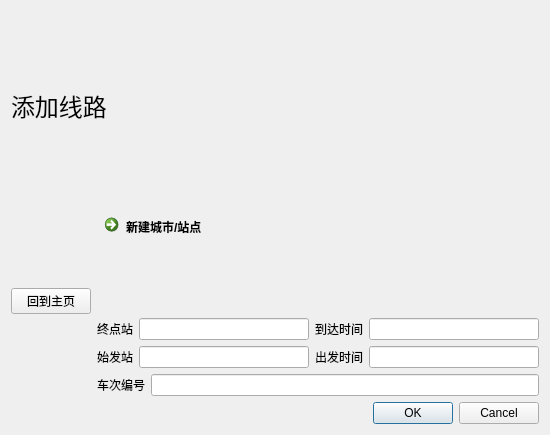
This is UI/adminadd.ui in Nisiyama-Suzune/train-ticket-system as Qt 5 draws it before an edit. The edited form follows.
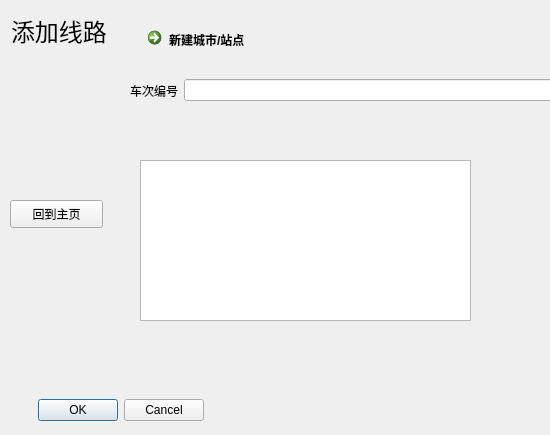
This is the edited form.

Diff of the .ui file:
```diff
--- a/UI/adminadd.ui
+++ b/UI/adminadd.ui
@@ -13,9 +13,15 @@
   <property name="windowTitle">
    <string>Dialog</string>
   </property>
-  <layout class="QVBoxLayout" name="verticalLayout_2">
-   <item>
     <widget class="QLabel" name="label_2">
+   <property name="geometry">
+    <rect>
+     <x>11</x>
+     <y>11</y>
+     <width>120</width>
+     <height>39</height>
+    </rect>
+   </property>
      <property name="font">
       <font>
        <family>微软雅黑 Light</family>
@@ -26,74 +32,44 @@
       <string>添加线路</string>
      </property>
     </widget>
-   </item>
-   <item>
-    <layout class="QHBoxLayout" name="horizontalLayout_4">
-     <item>
-      <widget class="QPushButton" name="pushButton">
-       <property name="text">
-        <string>回到主页</string>
-       </property>
-      </widget>
-     </item>
-     <item>
-      <layout class="QVBoxLayout" name="verticalLayout">
-       <item>
+  <widget class="QDialogButtonBox" name="buttonBox">
+   <property name="geometry">
+    <rect>
+     <x>11</x>
+     <y>396</y>
+     <width>193</width>
+     <height>28</height>
+    </rect>
+   </property>
+   <property name="orientation">
+    <enum>Qt::Horizontal</enum>
+   </property>
+   <property name="standardButtons">
+    <set>QDialogButtonBox::Cancel|QDialogButtonBox::Ok</set>
+   </property>
+  </widget>
         <widget class="QCommandLinkButton" name="commandLinkButton">
+   <property name="geometry">
+    <rect>
+     <x>140</x>
+     <y>20</y>
+     <width>424</width>
+     <height>40</height>
+    </rect>
+   </property>
          <property name="text">
           <string>新建城市/站点</string>
          </property>
         </widget>
-       </item>
-       <item>
-        <layout class="QHBoxLayout" name="horizontalLayout_2">
-         <item>
-          <widget class="QLabel" name="label_3">
-           <property name="text">
-            <string>终点站</string>
-           </property>
-          </widget>
-         </item>
-         <item>
-          <widget class="QLineEdit" name="lineEdit"/>
-         </item>
-         <item>
-          <widget class="QLabel" name="label_5">
-           <property name="text">
-            <string>到达时间</string>
-           </property>
-          </widget>
-         </item>
-         <item>
-          <widget class="QLineEdit" name="lineEdit_2"/>
-         </item>
-        </layout>
-       </item>
-       <item>
-        <layout class="QHBoxLayout" name="horizontalLayout">
-         <item>
-          <widget class="QLabel" name="label">
-           <property name="text">
-            <string>始发站</string>
-           </property>
-          </widget>
-         </item>
-         <item>
-          <widget class="QLineEdit" name="lineEdit_3"/>
-         </item>
-         <item>
-          <widget class="QLabel" name="label_4">
-           <property name="text">
-            <string>出发时间</string>
-           </property>
-          </widget>
-         </item>
-         <item>
-          <widget class="QLineEdit" name="lineEdit_4"/>
-         </item>
-        </layout>
-       </item>
-       <item>
+  <widget class="QWidget" name="">
+   <property name="geometry">
+    <rect>
+     <x>130</x>
+     <y>60</y>
+     <width>424</width>
+     <height>61</height>
+    </rect>
+   </property>
         <layout class="QHBoxLayout" name="horizontalLayout_3">
          <item>
           <widget class="QLabel" name="label_6">
@@ -106,22 +82,30 @@
           <widget class="QLineEdit" name="lineEdit_5"/>
          </item>
         </layout>
-       </item>
-      </layout>
-     </item>
-    </layout>
-   </item>
-   <item>
-    <widget class="QDialogButtonBox" name="buttonBox">
-     <property name="orientation">
-      <enum>Qt::Horizontal</enum>
-     </property>
-     <property name="standardButtons">
-      <set>QDialogButtonBox::Cancel|QDialogButtonBox::Ok</set>
-     </property>
-    </widget>
-   </item>
-  </layout>
+  </widget>
+  <widget class="QTextEdit" name="textEdit">
+   <property name="geometry">
+    <rect>
+     <x>140</x>
+     <y>160</y>
+     <width>331</width>
+     <height>161</height>
+    </rect>
+   </property>
+  </widget>
+  <widget class="QPushButton" name="pushButton">
+   <property name="geometry">
+    <rect>
+     <x>10</x>
+     <y>200</y>
+     <width>93</width>
+     <height>28</height>
+    </rect>
+   </property>
+   <property name="text">
+    <string>回到主页</string>
+   </property>
+  </widget>
   <zorder>buttonBox</zorder>
   <zorder>label_2</zorder>
  </widget>
```
Left out of the diff: 3 changed lines with no effect on the pictures. Lines whose indentation alone changed are shown as unchanged.
